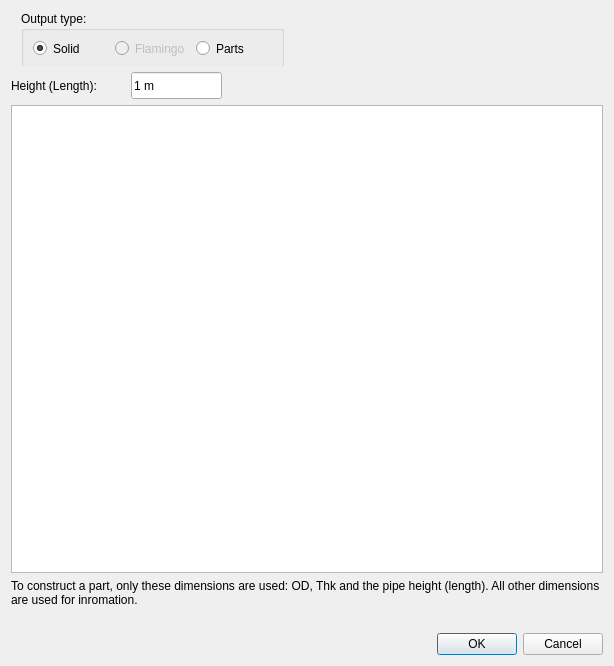
The window that ui/create-pipe.ui (rkrenzler/FreeCAD_Workbench_Starter) describes before a commit, drawn with Qt 5.
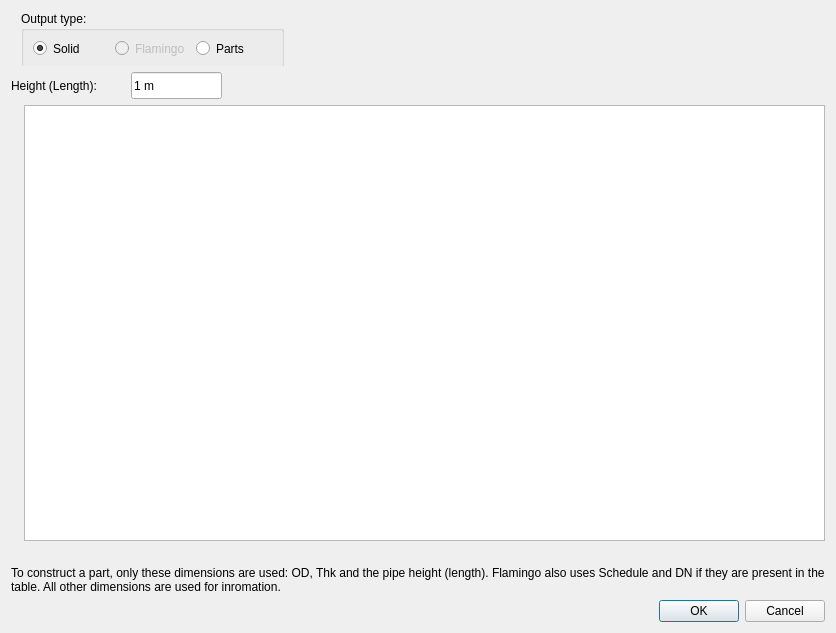
The same window after the commit. Icons and pictures are not drawn.

Commit message:
improve pipe dialog GUi
Move pipe draft to the left of the table. The space is now used more
efficiently. Add some comments about Flamingo to dimensions.

The edit to the form file:
```diff
--- a/ui/create-pipe.ui
+++ b/ui/create-pipe.ui
@@ -6,8 +6,8 @@
    <rect>
     <x>0</x>
     <y>0</y>
-    <width>614</width>
-    <height>666</height>
+    <width>836</width>
+    <height>633</height>
    </rect>
   </property>
   <property name="windowTitle">
@@ -130,6 +130,24 @@
     </widget>
    </item>
    <item>
+    <layout class="QHBoxLayout" name="horizontalLayoutWithTable">
+     <property name="bottomMargin">
+      <number>19</number>
+     </property>
+     <item>
+      <widget class="QLabel" name="labelImage">
+       <property name="text">
+        <string/>
+       </property>
+       <property name="pixmap">
+        <pixmap>../Resources/images/pipe-dimensions.png</pixmap>
+       </property>
+       <property name="alignment">
+        <set>Qt::AlignCenter</set>
+       </property>
+      </widget>
+     </item>
+     <item>
     <widget class="QTableView" name="tableViewParts">
      <property name="selectionMode">
       <enum>QAbstractItemView::SingleSelection</enum>
@@ -139,10 +157,12 @@
      </property>
     </widget>
    </item>
+    </layout>
+   </item>
    <item>
     <widget class="QLabel" name="labelExplanation">
      <property name="text">
-      <string>&lt;html&gt;&lt;head/&gt;&lt;body&gt;&lt;p&gt;To construct a part, only these dimensions are used: OD, Thk and the pipe height (length). All other dimensions are used for inromation.&lt;/p&gt;&lt;/body&gt;&lt;/html&gt;</string>
+      <string>&lt;html&gt;&lt;head/&gt;&lt;body&gt;&lt;p&gt;To construct a part, only these dimensions are used: OD, Thk and the pipe height (length). Flamingo also uses Schedule and DN if they are present in the table. All other dimensions are used for inromation.&lt;/p&gt;&lt;/body&gt;&lt;/html&gt;</string>
      </property>
      <property name="textFormat">
       <enum>Qt::AutoText</enum>
@@ -152,19 +172,6 @@
      </property>
     </widget>
    </item>
-   <item>
-    <widget class="QLabel" name="labelImage">
-     <property name="text">
-      <string/>
-     </property>
-     <property name="pixmap">
-      <pixmap>../Resources/images/pipe-dimensions.png</pixmap>
-     </property>
-     <property name="alignment">
-      <set>Qt::AlignCenter</set>
-     </property>
-    </widget>
-   </item>
    <item>
     <widget class="QDialogButtonBox" name="buttonBox">
      <property name="orientation">
```
Left out of the diff: 5 changed lines with no effect on the pictures. Lines whose indentation alone changed are shown as unchanged. The commit also changes 1 other file.
